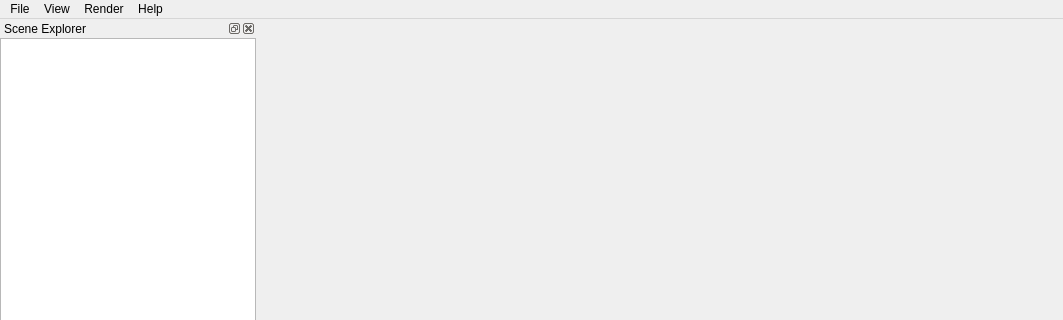
The window that apps/modeler/main_window.ui (psoetens/pcl-svn) describes before a commit, drawn with Qt 5; both pictures show x 0 to 1063 and y 0 to 320 of the 1063 by 680 pixel window.
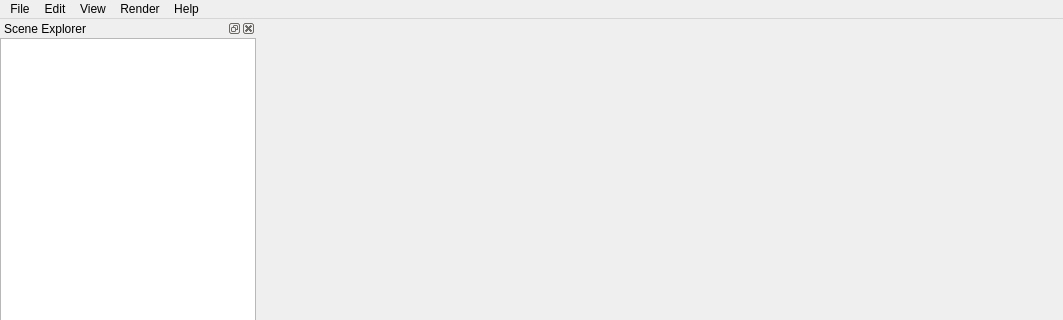
The same window after the commit. Icons and pictures are not drawn. Custom widgets are drawn as their Qt base class.

```diff
--- a/apps/modeler/main_window.ui
+++ b/apps/modeler/main_window.ui
@@ -99,7 +99,14 @@
     </property>
     <addaction name="actionSwitchColorHandler"/>
    </widget>
+   <widget class="QMenu" name="menuEdit">
+    <property name="title">
+     <string>Edit</string>
+    </property>
+    <addaction name="actionDownSampleFilter"/>
+   </widget>
    <addaction name="menuFile"/>
+   <addaction name="menuEdit"/>
    <addaction name="menuView"/>
    <addaction name="menuRender"/>
    <addaction name="menuHelp"/>
```
Left out of the diff: 5 changed lines with no effect on the pictures.
